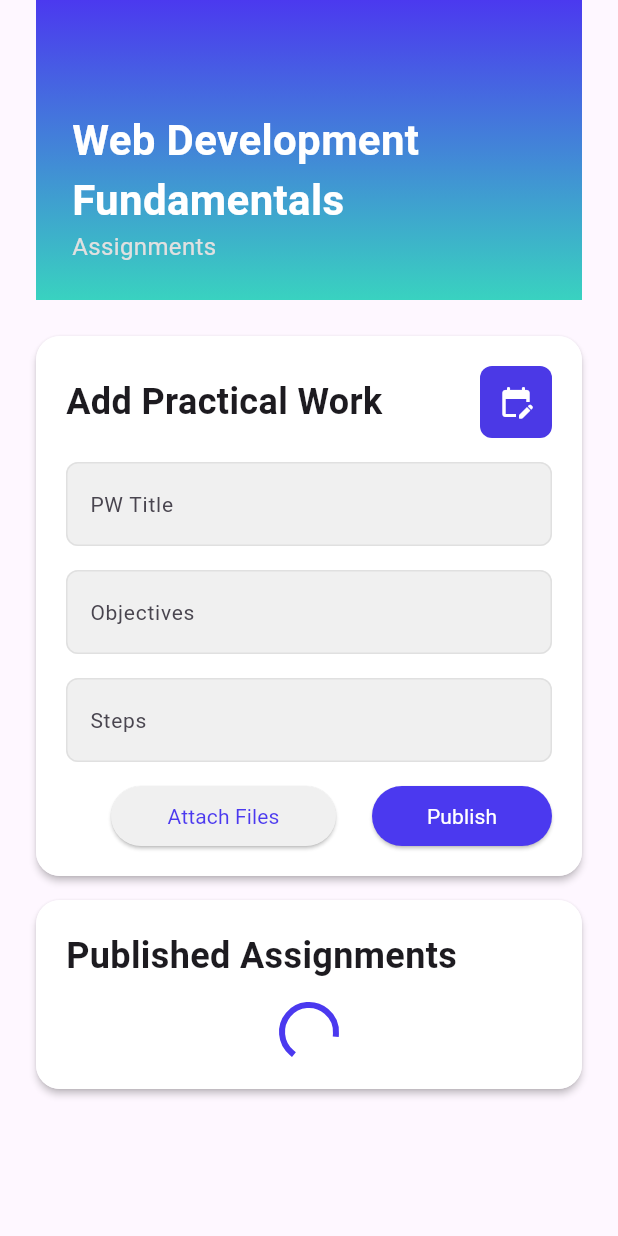
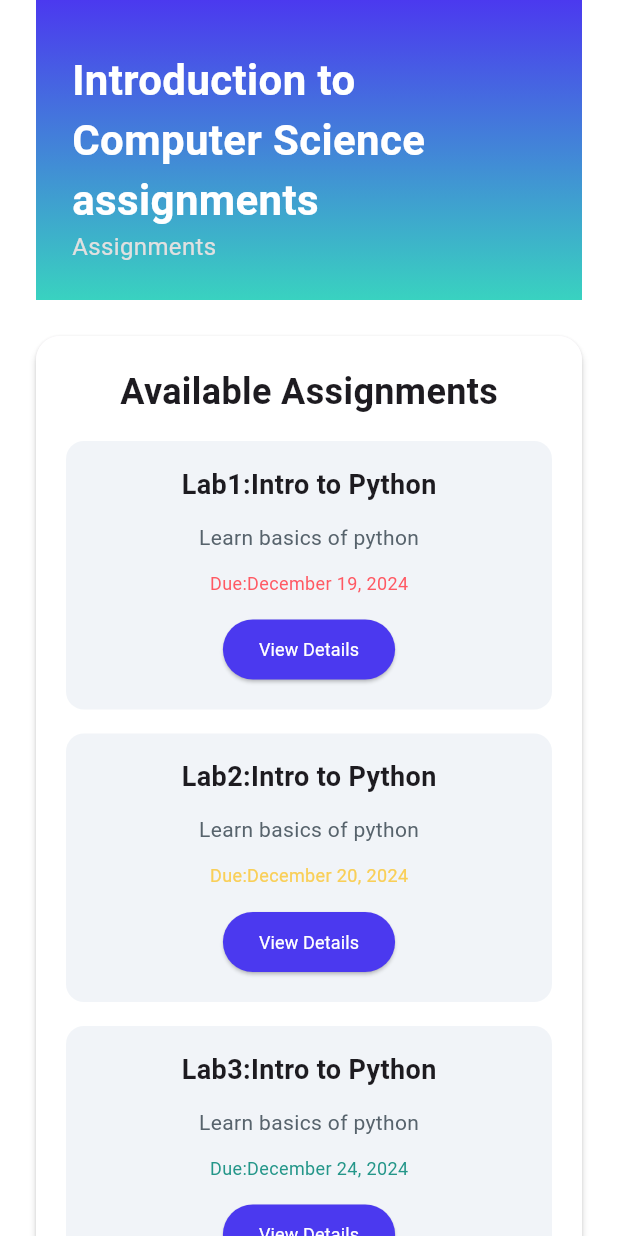
Before and after one commit to lokHamid/A-Learning, a Flutter app: the first screen one second after launch, on a phone screen of 412 x 824 dp. Run offline on Flutter 3.47's test engine with Material 3 defaults, Android fonts, the phone set to English and light mode, and no system bars; missing offline and left inert: translator.

Commit message:
add some student pages

```diff
--- /dev/null
+++ b/alearning_flutter/lib/Student/Pages/Assignments.dart
@@ -0,0 +1,40 @@
+import 'package:a_learning/Student/Student-assignments/View.dart';
+import 'package:a_learning/widgets/dashboardcontainer.dart';
+import 'package:flutter/material.dart';
+class Courseassignments extends StatelessWidget {
+  final String coursename;
+  final String studentID;
+  const Courseassignments({super.key, required this.coursename, required this.studentID});
+
+  @override
+  Widget build(BuildContext context) {
+    return Scaffold(
+      backgroundColor: Color.fromRGBO(255,255,255,1),
+      body: SingleChildScrollView(
+        scrollDirection: Axis.vertical,
+        child: Column(
+          mainAxisAlignment: MainAxisAlignment.start,
+          crossAxisAlignment: CrossAxisAlignment.center,
+          mainAxisSize: MainAxisSize.min,
+          children: [
+            dashboardcontainer(title: coursename, description:'Assignments'),
+            SizedBox(height: 24,),
+            Padding(padding: EdgeInsets.only(left: 24,
+            right: 24),
+            child: Column(
+              mainAxisSize: MainAxisSize.min,
+              crossAxisAlignment: CrossAxisAlignment.center,
+              mainAxisAlignment: MainAxisAlignment.start,
+              children: [
+                Studentassi(studentID: studentID),
+
+                SizedBox(height: 20,)
+              ],
+            ),
+            )
+          ],
+        ),
+      ),
+    );
+  }
+}
--- /dev/null
+++ b/alearning_flutter/lib/Student/Student-assignments/View.dart
@@ -0,0 +1,108 @@
+import 'package:a_learning/Student/Student-assignments/Viewmodel.dart';
+import 'package:flutter/material.dart';
+import 'package:provider/provider.dart';
+class Studentassi extends StatelessWidget {
+  final String studentID;
+  const Studentassi({super.key, required this.studentID});
+
+  @override
+  Widget build(BuildContext context) {
+    return ChangeNotifierProvider(create: (_)=>Studentassign()..Fetch(),
+      child: Material(
+        elevation: 2,
+        borderRadius: BorderRadius.circular(16),
+        child: Container(
+
+          width: double.infinity,
+          decoration: BoxDecoration(
+            color: Color.fromRGBO(255, 255, 255,1),
+            borderRadius: BorderRadius.circular(16),
+          ),
+          child: Padding(padding: EdgeInsets.all(20),
+            child: Column(
+              mainAxisAlignment: MainAxisAlignment.start,
+              crossAxisAlignment: CrossAxisAlignment.center,
+              mainAxisSize: MainAxisSize.min,
+              children: [
+                Text('Available Assignments',style: TextStyle(
+                  fontWeight: FontWeight.w600,
+                  fontSize: 24,
+
+                ),),
+                SizedBox(height: 16,),
+                Consumer<Studentassign>(builder: (BuildContext context, Studentassign assign, Widget? child) {
+                  if(assign.isloadingass){
+                    return Center(child: CircularProgressIndicator(color: Color.fromRGBO(75, 57, 239,1),),);
+                  }
+                  if(assign.assignments.isEmpty){
+                    return Center(child:Text('No assignments')
+                      ,);
+                  }else{
+                    return SizedBox(
+                      height: 600,
+                      child: ListView.builder(
+                          itemCount: assign.assignments.length,
+                          itemBuilder: (context,index){
+                            return Column(
+                              children: [
+                                Container(
+                                  width: double.infinity,
+                                  decoration: BoxDecoration(
+                                    color: Color.fromRGBO(241, 244, 248,1),
+                                    borderRadius: BorderRadius.circular(12),
+
+                                  ),
+                                  child: Padding(padding: EdgeInsets.all(16),
+                                    child:Column(
+                                      mainAxisSize: MainAxisSize.min,
+                                      mainAxisAlignment: MainAxisAlignment.start,
+                                      crossAxisAlignment: CrossAxisAlignment.center,
+                                      children: [
+                                        Text('Lab'+(index+1).toString()+':'+assign.assignments[index].pwname,style: TextStyle(
+                                          fontSize: 18,
+                                          fontWeight: FontWeight.w600,
+
+                                        ),),
+                                        SizedBox(height: 12,),
+                                        Text(assign.assignments[index].objectives ?? '',style: TextStyle(
+                                          fontWeight: FontWeight.w400,
+                                          fontSize: 14,
+                                          color: Color.fromRGBO(87,99,108,1),
+
+                                        ),),
+                                        SizedBox(height: 12,),
+                                        assign.assigndeadline(assign.assignments[index].submissiondeadline),
+                                        SizedBox(height: 12,),
+                                        ElevatedButton(onPressed: (){},
+                                            style: ElevatedButton.styleFrom(
+                                                backgroundColor: Color.fromRGBO(75, 57,239,1),
+                                                shape: RoundedRectangleBorder(
+                                                    borderRadius: BorderRadius.circular(20)
+                                                )
+                                            )
+                                            , child:Text('View Details',style: TextStyle(
+                                              fontWeight: FontWeight.w400,
+                                              fontSize: 12,
+                                              color: Colors.white,
+
+                                            ),))
+                                      ],
+                                    ),
+                                  ),
+                                ),
+                                SizedBox(height: 16,)
+                              ],
+                            );
+                          }),
+                    );
+                  }
+                }),
+              ],
+            ),
+          ),
+        ),
+      ),
+    );
+
+  }
+}
--- /dev/null
+++ b/alearning_flutter/lib/Student/Student-assignments/Viewmodel.dart
@@ -0,0 +1,74 @@
+import 'dart:convert';
+import 'package:flutter/material.dart';
+import 'package:http/http.dart' as http;
+import 'package:intl/intl.dart';
+import '../../teacher/teacherassignmantsmnage/model.dart';
+class Studentassign extends ChangeNotifier{
+  List<assignment> assignments=[];
+  bool isloadingass=true;
+  final urla =Uri.parse("http://localhost:8080/aleraning/student");
+  Future<void> Fetchassign() async{
+    try{
+      final status=await http.get(urla,
+          headers: {
+            'Accept':'application/json'
+          }
+      );
+      if (status.statusCode==200) {
+        final data=jsonDecode(status.body);
+        assignments=(data as List).map((assignmen)=>assignment.fromJson(assignmen)).toList();
+        isloadingass=false;
+        notifyListeners();
+      }else{
+        isloadingass=false;
+        notifyListeners();
+      }
+    }catch(e){
+      print("error"+e.toString());
+      isloadingass=false;
+      notifyListeners();
+    }
+  }
+  Widget assigndeadline(DateTime? t){
+
+    DateTime now=DateTime.now();
+    if(t==null) {
+      return Text('');
+
+    }else{
+      String format=DateFormat('MMMM d, y').format(t);
+      if (now.isAfter(t) || t.isAtSameMomentAs(now)) {
+        return Text('Due:'+format,style:TextStyle(
+            fontSize: 12,
+            fontWeight: FontWeight.w400,
+            color: Color.fromRGBO(255, 89, 99,1)
+        ) ,);
+
+      }else{
+        DateTime twoDaysBefore = t.subtract(Duration(days: 2));
+        DateTime tday=now.subtract(Duration(days: 3));
+        if(now.isBefore(t) && now.isAfter(twoDaysBefore)){
+          return Text('Due:'+format,style: TextStyle(
+              fontWeight: FontWeight.w400,
+              fontSize: 12,
+              color: Color.fromRGBO(249, 207, 88,1)
+          ),);
+        }else{
+          return Text('Due:'+format,style: TextStyle(
+              fontSize: 12,
+              fontWeight: FontWeight.w400,
+              color: Color.fromRGBO(36, 150,137,1)
+          ),);
+        }
+      }
+
+    }
+  }
+  void Fetch(){
+    assignments.add(assignment(pwid: '1785', pwname: 'Intro to Python', steps:'add me',objectives: 'Learn basics of python',submissiondeadline: DateTime.now().add(Duration(days: 0))));
+    assignments.add(assignment(pwid: '1785', pwname: 'Intro to Python', steps:'add me',objectives: 'Learn basics of python',submissiondeadline: DateTime.now().add(Duration(days: 1))));
+    assignments.add(assignment(pwid: '1785', pwname: 'Intro to Python', steps:'add me',objectives: 'Learn basics of python',submissiondeadline: DateTime.now().add(Duration(days: 5))));
+    isloadingass=false;
+    notifyListeners();
+  }
+}
--- a/alearning_flutter/lib/main.dart
+++ b/alearning_flutter/lib/main.dart
@@ -1,3 +1,5 @@
+import 'package:a_learning/Student/Pages/Assignments.dart';
+import 'package:a_learning/Student/Pages/dashboard.dart';
 import 'package:a_learning/teacher/pages/Teacherpages/dashboardpage.dart';
 import 'package:a_learning/teacher/pages/Teacherpages/teacherview.dart';
 import 'package:a_learning/teacher/pages/Teacherpages/teacherassignmentsm.dart';
@@ -28,7 +30,7 @@ class MyApp extends StatelessWidget {
       theme: ThemeData(
         primarySwatch: Colors.blue,
       ),
-      home: teacherassignm(module: 'Web Development Fundamentals', modid: 'm1',),
+      home: Courseassignments(studentID: 'hgyhg',coursename: 'Introduction to Computer Science assignments',)
        );
   }
 }
--- a/alearning_flutter/lib/teacher/pages/Teacherpages/teacherassignmentsm.dart
+++ b/alearning_flutter/lib/teacher/pages/Teacherpages/teacherassignmentsm.dart
@@ -31,6 +31,7 @@ class teacherassignm extends StatelessWidget {
                 Teacheraddassignment(),
                  SizedBox(height: 16,),
                 teachersassignui(),
+                SizedBox(height: 16,)
               ],
             ),
             ),
--- a/alearning_flutter/lib/teacher/teachersassignments/viewmodel.dart
+++ b/alearning_flutter/lib/teacher/teachersassignments/viewmodel.dart
@@ -17,6 +17,7 @@ Future<void>changes(String id,int index)async {
   assign[index].objectives=t2.text;
   assign[index].steps=t3.text;
   notifyListeners();
+
 }
   bool isloading=true;
   Future<void> Removedata(String id,int index) async{
--- a/alearning_flutter/pubspec.yaml
+++ b/alearning_flutter/pubspec.yaml
@@ -39,6 +39,7 @@ dependencies:
   provider: ^6.1.2
   url_launcher: ^6.1.5
   http: ^1.2.2
+  intl: ^0.20.1
 dev_dependencies:
   flutter_test:
     sdk: flutter
```
Also changed, not shown: alearning_flutter/lib/Student/Pages/dashboard.dart (added, +37 -0 lines), alearning_flutter/lib/Student/Studentdashboard/ViewModel.dart (added, +111 -0 lines), alearning_flutter/lib/Student/Studentdashboard/View_1.dart (added, +104 -0 lines), alearning_flutter/lib/Student/Studentdashboard/View_2.dart (added, +110 -0 lines), alearning_flutter/lib/Student/Studentdashboard/course.dart (added, +34 -0 lines), alearning_flutter/lib/teacher/teacherassignmantsmnage/view.dart (+13 -3 lines), alearning_flutter/lib/teacher/teacherassignmantsmnage/viewmodel.dart (+6 -1 lines), alearning_flutter/pubspec.lock, 2 other files.
